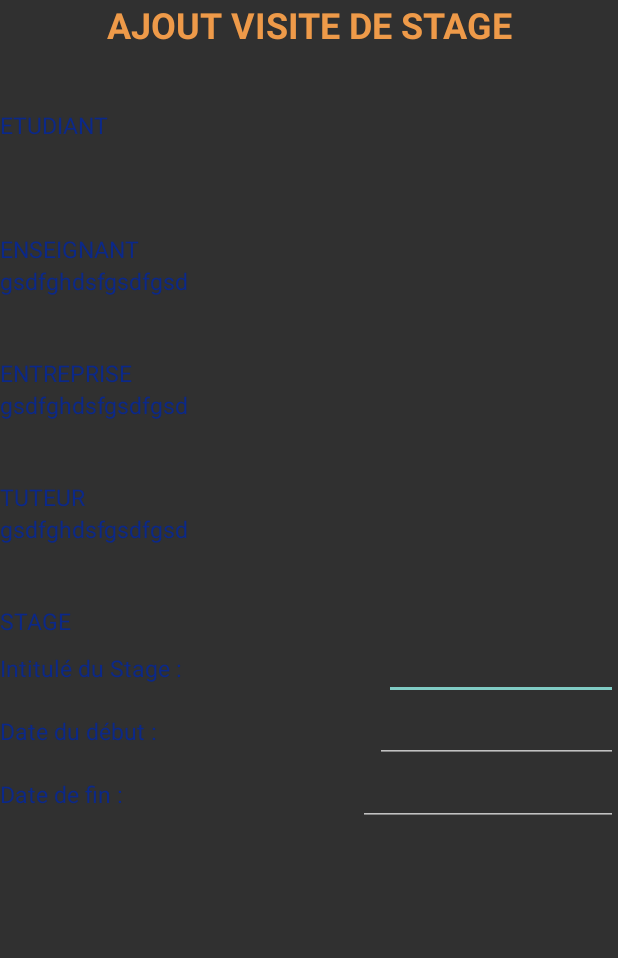
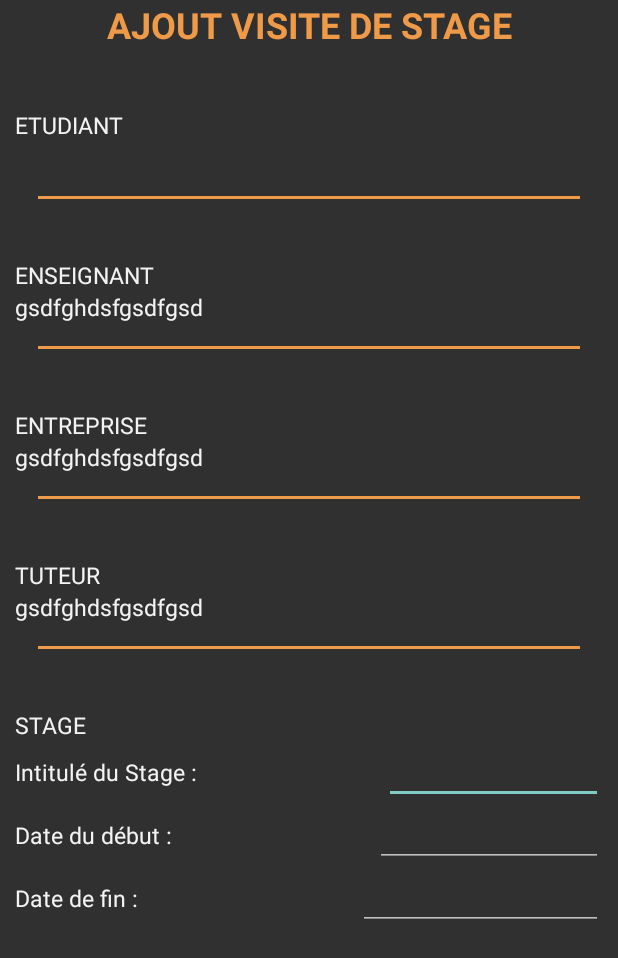
Before and after one commit to SarahB44/ProjetAndroidEquipe7, an Android app: the FormulaireVisiteStageActivity screen opened directly, with no data from a screen before it, on a phone screen of 412 x 824 dp. Shown: the top 958 px of the screen. Run offline under Robolectric (Android 15) with nearby library versions, the phone set to English and light mode, and no system bars.

Commit message:
Changements esthétiques de l'interface

```diff
--- a/app/src/main/res/layout/activity_formulaire_visite.xml
+++ b/app/src/main/res/layout/activity_formulaire_visite.xml
@@ -9,7 +9,9 @@
     <LinearLayout
         android:layout_width="match_parent"
         android:layout_height="match_parent"
-        android:orientation="vertical">
+        android:orientation="vertical"
+        android:layout_marginLeft="10dp"
+        android:layout_marginRight="10dp">
 
         <ScrollView
             android:layout_width="match_parent"
@@ -69,9 +71,19 @@
                                 android:layout_width="wrap_content"
                                 android:layout_height="wrap_content"
                                 android:layout_weight="1"
+                                android:paddingBottom="15dp"
                                 android:text="qssqdqsdsq"
                                 style="@style/EcritureParties"
                                 />
+
+                            <View
+                                android:id="@+id/divider"
+                                android:layout_width="match_parent"
+                                android:layout_height="2dp"
+                                android:layout_weight="1"
+                                android:background="#EE9A49"
+                                android:layout_marginLeft="15dp"
+                                android:layout_marginRight="15dp"/>
 
                         </LinearLayout>
 
@@ -99,8 +111,20 @@
                                 android:layout_height="wrap_content"
                                 android:layout_weight="1"
                                 android:text="gsdfghdsfgsdfgsd"
+                                android:paddingBottom="15dp"
                                 style="@style/EcritureParties"
                                 />
+
+                            <View
+                                android:id="@+id/divider2"
+                                android:layout_width="match_parent"
+                                android:layout_height="2dp"
+                                android:layout_weight="1"
+                                android:background="#EE9A49"
+                                android:layout_marginLeft="15dp"
+                                android:layout_marginRight="15dp"/>
+
+
                         </LinearLayout>
                         <Space
                             android:layout_width="match_parent"
@@ -127,7 +151,20 @@
                                 android:layout_weight="1"
                                 android:text="gsdfghdsfgsdfgsd"
                                 style="@style/EcritureParties"
+                                android:paddingBottom="15dp"
                                 />
+
+
+                            <View
+                                android:id="@+id/divider3"
+                                android:layout_width="match_parent"
+                                android:layout_height="2dp"
+                                android:layout_weight="1"
+                                android:background="#EE9A49"
+                                android:layout_marginLeft="15dp"
+                                android:layout_marginRight="15dp"/>
+
+
                         </LinearLayout>
                         <Space
                             android:layout_width="match_parent"
@@ -154,7 +191,19 @@
                                 android:layout_weight="1"
                                 android:text="gsdfghdsfgsdfgsd"
                                 style="@style/EcritureParties"
+                                android:paddingBottom="15dp"
                                 />
+
+                            <View
+                                android:id="@+id/divider4"
+                                android:layout_width="match_parent"
+                                android:layout_height="2dp"
+                                android:layout_weight="1"
+                                android:background="#EE9A49"
+                                android:layout_marginLeft="15dp"
+                                android:layout_marginRight="15dp"/>
+
+
                         </LinearLayout>
 
                         <Space
--- a/app/src/main/res/values/colors.xml
+++ b/app/src/main/res/values/colors.xml
@@ -6,8 +6,7 @@
     <color name="ColorFondButton">#5883A4 </color>
     <color name="ColorTextButton">#FFFFFF</color>
     <color name="colorOrange">#EE9A49</color>
-    <color name="colorText">#0B2889</color>
+    <color name="colorText">#F3F3F3</color>
     <color name="whiteBackground">#F3F3F3</color>
     <color name="greyBackground">#4E4E4E</color>
-    <color name="colorTextRempli">#7B7A7A</color>
 </resources>
--- a/app/src/main/res/values/styles.xml
+++ b/app/src/main/res/values/styles.xml
@@ -23,12 +23,6 @@
         <item name="android:fontFamily">sans-serif</item>
     </style>
 
-    <style name="EcritureRemplies">
-        <item name="android:textColor">@color/colorTextRempli</item>
-        <item name="android:textSize">15dp</item>
-        <item name="android:fontFamily">sans-serif</item>
-    </style>
-
     <style name="Titre">
         <item name="android:textColor">@color/colorOrange</item>
         <item name="android:textAlignment">center</item>
```
